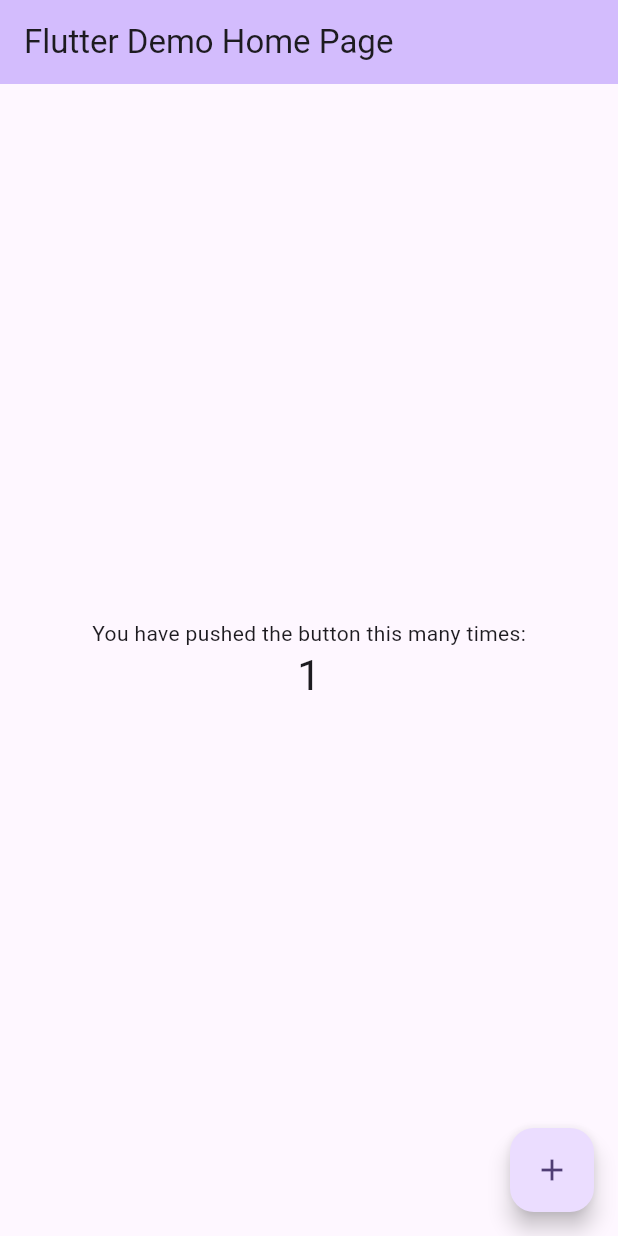
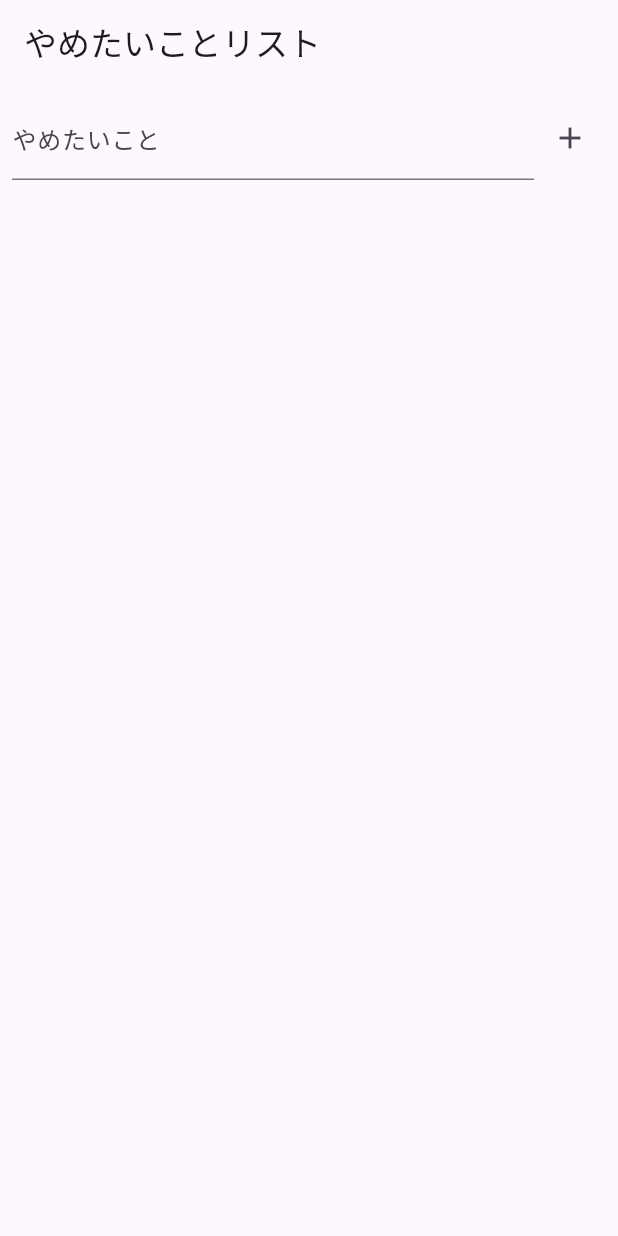
Before and after one commit to y-as-u-16/quit_app, a Flutter app: the screen it shows after launch, after a tap on the "add" icon, on a phone screen of 412 x 824 dp. Run offline on Flutter 3.47's test engine with Material 3 defaults, Android fonts, the light colour scheme and no system bars.

Commit message:
一旦コミット

```diff
--- a/lib/main.dart
+++ b/lib/main.dart
@@ -1,4 +1,6 @@
 import 'package:flutter/material.dart';
+import 'package:provider/provider.dart';
+import 'todo_provider.dart';
 
 void main() {
   runApp(const MyApp());
@@ -7,119 +9,75 @@
 class MyApp extends StatelessWidget {
   const MyApp({super.key});
 
-  // This widget is the root of your application.
   @override
   Widget build(BuildContext context) {
-    return MaterialApp(
-      title: 'Flutter Demo',
-      theme: ThemeData(
-        // This is the theme of your application.
-        //
-        // TRY THIS: Try running your application with "flutter run". You'll see
-        // the application has a purple toolbar. Then, without quitting the app,
-        // try changing the seedColor in the colorScheme below to Colors.green
-        // and then invoke "hot reload" (save your changes or press the "hot
-        // reload" button in a Flutter-supported IDE, or press "r" if you used
-        // the command line to start the app).
-        //
-        // Notice that the counter didn't reset back to zero; the application
-        // state is not lost during the reload. To reset the state, use hot
-        // restart instead.
-        //
-        // This works for code too, not just values: Most code changes can be
-        // tested with just a hot reload.
-        colorScheme: ColorScheme.fromSeed(seedColor: Colors.deepPurple),
-        useMaterial3: true,
+    return ChangeNotifierProvider(
+      create: (context) => TodoProvider(),
+      child: MaterialApp(
+        home: TodoListScreen(),
       ),
-      home: const MyHomePage(title: 'Flutter Demo Home Page'),
     );
   }
 }
 
-class MyHomePage extends StatefulWidget {
-  const MyHomePage({super.key, required this.title});
+class TodoListScreen extends StatelessWidget {
+  final TextEditingController _controller = TextEditingController();
 
-  // This widget is the home page of your application. It is stateful, meaning
-  // that it has a State object (defined below) that contains fields that affect
-  // how it looks.
-
-  // This class is the configuration for the state. It holds the values (in this
-  // case the title) provided by the parent (in this case the App widget) and
-  // used by the build method of the State. Fields in a Widget subclass are
-  // always marked "final".
-
-  final String title;
-
-  @override
-  State<MyHomePage> createState() => _MyHomePageState();
-}
-
-class _MyHomePageState extends State<MyHomePage> {
-  int _counter = 0;
-
-  void _incrementCounter() {
-    setState(() {
-      // This call to setState tells the Flutter framework that something has
-      // changed in this State, which causes it to rerun the build method below
-      // so that the display can reflect the updated values. If we changed
-      // _counter without calling setState(), then the build method would not be
-      // called again, and so nothing would appear to happen.
-      _counter++;
-    });
-  }
+  TodoListScreen({super.key});
 
   @override
   Widget build(BuildContext context) {
-    // This method is rerun every time setState is called, for instance as done
-    // by the _incrementCounter method above.
-    //
-    // The Flutter framework has been optimized to make rerunning build methods
-    // fast, so that you can just rebuild anything that needs updating rather
-    // than having to individually change instances of widgets.
     return Scaffold(
       appBar: AppBar(
-        // TRY THIS: Try changing the color here to a specific color (to
-        // Colors.amber, perhaps?) and trigger a hot reload to see the AppBar
-        // change color while the other colors stay the same.
-        backgroundColor: Theme.of(context).colorScheme.inversePrimary,
-        // Here we take the value from the MyHomePage object that was created by
-        // the App.build method, and use it to set our appbar title.
-        title: Text(widget.title),
+        title: const Text('やめたいことリスト'),
       ),
-      body: Center(
-        // Center is a layout widget. It takes a single child and positions it
-        // in the middle of the parent.
-        child: Column(
-          // Column is also a layout widget. It takes a list of children and
-          // arranges them vertically. By default, it sizes itself to fit its
-          // children horizontally, and tries to be as tall as its parent.
-          //
-          // Column has various properties to control how it sizes itself and
-          // how it positions its children. Here we use mainAxisAlignment to
-          // center the children vertically; the main axis here is the vertical
-          // axis because Columns are vertical (the cross axis would be
-          // horizontal).
-          //
-          // TRY THIS: Invoke "debug painting" (choose the "Toggle Debug Paint"
-          // action in the IDE, or press "p" in the console), to see the
-          // wireframe for each widget.
-          mainAxisAlignment: MainAxisAlignment.center,
-          children: <Widget>[
-            const Text(
-              'You have pushed the button this many times:',
+      body: Column(
+        children: [
+          Padding(
+            padding: const EdgeInsets.all(8.0),
+            child: Row(
+              children: [
+                Expanded(
+                  child: TextField(
+                    controller: _controller,
+                    decoration: const InputDecoration(labelText: 'やめたいこと'),
+                  ),
+                ),
+                IconButton(
+                  icon: const Icon(Icons.add),
+                  onPressed: () {
+                    if (_controller.text.isNotEmpty) {
+                      Provider.of<TodoProvider>(context, listen: false).addTodo(_controller.text);
+                      _controller.clear();
+                    }
+                  },
+                ),
+              ],
             ),
-            Text(
-              '$_counter',
-              style: Theme.of(context).textTheme.headlineMedium,
+          ),
+          Expanded(
+            child: Consumer<TodoProvider>(
+              builder: (context, todoProvider, child) {
+                return ListView.builder(
+                  itemCount: todoProvider.todos.length,
+                  itemBuilder: (context, index) {
+                    final todo = todoProvider.todos[index];
+                    return ListTile(
+                      title: Text(todo.title),
+                      trailing: IconButton(
+                        icon: const Icon(Icons.delete),
+                        onPressed: () {
+                          todoProvider.removeTodo(todo.id);
+                        },
+                      ),
+                    );
+                  },
+                );
+              },
             ),
-          ],
-        ),
+          ),
+        ],
       ),
-      floatingActionButton: FloatingActionButton(
-        onPressed: _incrementCounter,
-        tooltip: 'Increment',
-        child: const Icon(Icons.add),
-      ), // This trailing comma makes auto-formatting nicer for build methods.
     );
   }
 }
--- /dev/null
+++ b/lib/todo.dart
@@ -0,0 +1,9 @@
+class Todo {
+  String id;
+  String title;
+
+  Todo({
+    required this.id,
+    required this.title,
+  });
+}
--- /dev/null
+++ b/lib/todo_provider.dart
@@ -0,0 +1,23 @@
+import 'package:flutter/material.dart';
+import 'todo.dart';
+import 'package:uuid/uuid.dart';
+
+class TodoProvider with ChangeNotifier {
+  final List<Todo> _todos = [];
+  final uuid = const Uuid();
+
+  List<Todo> get todos => _todos;
+
+  void addTodo(String title) {
+    _todos.add(Todo(
+      id: uuid.v4(),
+      title: title,
+    ));
+    notifyListeners();
+  }
+
+  void removeTodo(String id) {
+    _todos.removeWhere((todo) => todo.id == id);
+    notifyListeners();
+  }
+}
--- a/pubspec.yaml
+++ b/pubspec.yaml
@@ -35,6 +35,8 @@ dependencies:
   # The following adds the Cupertino Icons font to your application.
   # Use with the CupertinoIcons class for iOS style icons.
   cupertino_icons: ^1.0.6
+  provider: ^6.1.2
+  uuid: ^4.4.0
 
 dev_dependencies:
   flutter_test:
```
Also changed, not shown: pubspec.lock.
